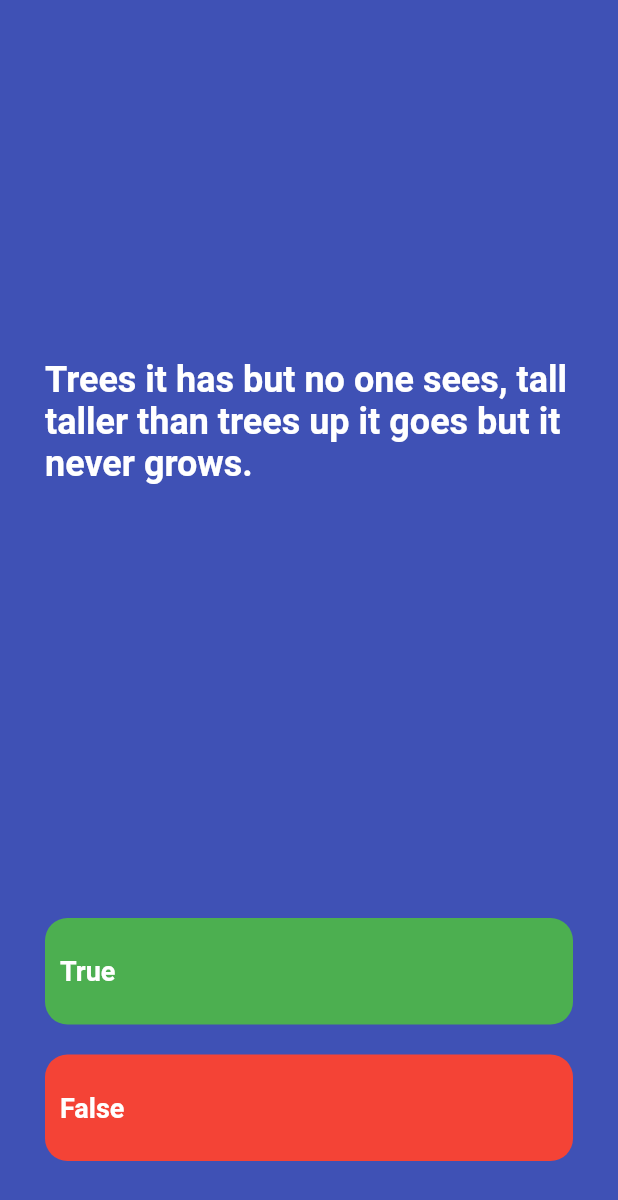
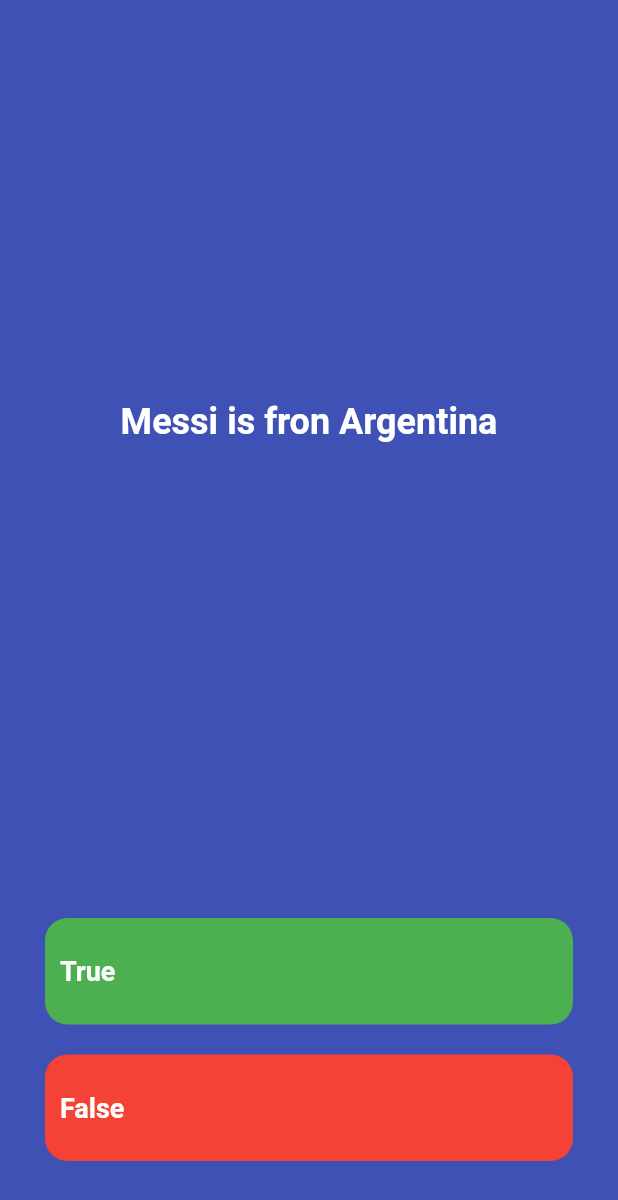
Before and after one commit to sammyodiagbe/quizler, a Flutter app: the screen it shows after launch, on a phone screen of 412 x 824 dp. Shown: the top 1200 px of the screen. Run offline on Flutter 3.47's test engine with Material 2 defaults, Android fonts, the phone set to English and light mode, and no system bars.

Commit message:
not in the range

```diff
--- a/lib/main.dart
+++ b/lib/main.dart
@@ -1,4 +1,5 @@
 import "package:flutter/material.dart";
+import 'package:quizler/models/quizbrain.dart';
 
 void main() {
   runApp(QuizApp());
@@ -26,6 +27,8 @@ class Quizzler extends StatefulWidget {
 }
 
 class _QuizzlerState extends State<Quizzler> {
+  int _questionIndex = 0;
+  final quizbrain = Quizbrain();
   @override
   Widget build(BuildContext context) {
     return Container(
@@ -35,7 +38,7 @@ class _QuizzlerState extends State<Quizzler> {
           Expanded(
             child: Center(
               child: Text(
-                'Trees it has but no one sees, tall taller than trees up it goes but it never grows.',
+                quizbrain.questionLists[_questionIndex].questionText,
                 style: TextStyle(
                     color: Colors.white,
                     fontSize: 24,
@@ -48,7 +51,15 @@ class _QuizzlerState extends State<Quizzler> {
             child: Column(
               crossAxisAlignment: CrossAxisAlignment.stretch,
               children: [
-                Container(
+                GestureDetector(
+                  onTap: () {
+                    if ((_questionIndex < quizbrain.questionLists.length)) {
+                      setState(() {
+                        _questionIndex++;
+                      });
+                    }
+                  },
+                  child: Container(
                     margin: EdgeInsets.symmetric(vertical: 10),
                     padding: EdgeInsets.symmetric(vertical: 25, horizontal: 10),
                     decoration: BoxDecoration(
@@ -61,7 +72,16 @@ class _QuizzlerState extends State<Quizzler> {
                             fontWeight: FontWeight.bold,
                             color: Colors.white)),
                   ),
-                Container(
+                ),
+                GestureDetector(
+                  onTap: () {
+                    if (_questionIndex > quizbrain.questionLists.length - 1)
+                      return;
+                    setState(() {
+                      _questionIndex++;
+                    });
+                  },
+                  child: Container(
                     margin: EdgeInsets.symmetric(vertical: 10),
                     padding: EdgeInsets.symmetric(vertical: 25, horizontal: 10),
                     child: Text(
@@ -76,6 +96,7 @@ class _QuizzlerState extends State<Quizzler> {
                       borderRadius: BorderRadius.circular(15),
                     ),
                   ),
+                ),
               ],
             ),
           )
--- a/lib/models/question.dart
+++ b/lib/models/question.dart
@@ -1,6 +1,6 @@
 class Question {
-  String? questionText;
-  bool? questionAnswer;
+  late String questionText;
+  late bool questionAnswer;
   Question(String q, bool a) {
     questionText = q;
     questionAnswer = a;
```
Lines whose indentation alone changed are shown as unchanged.
